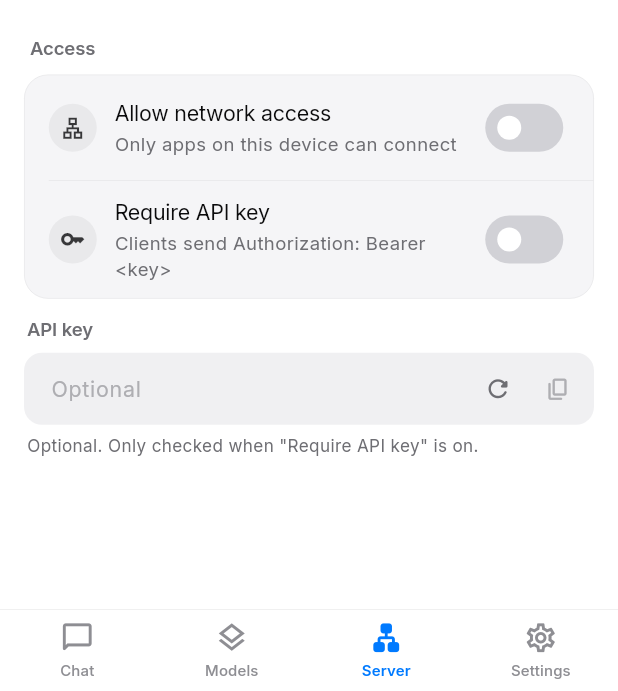
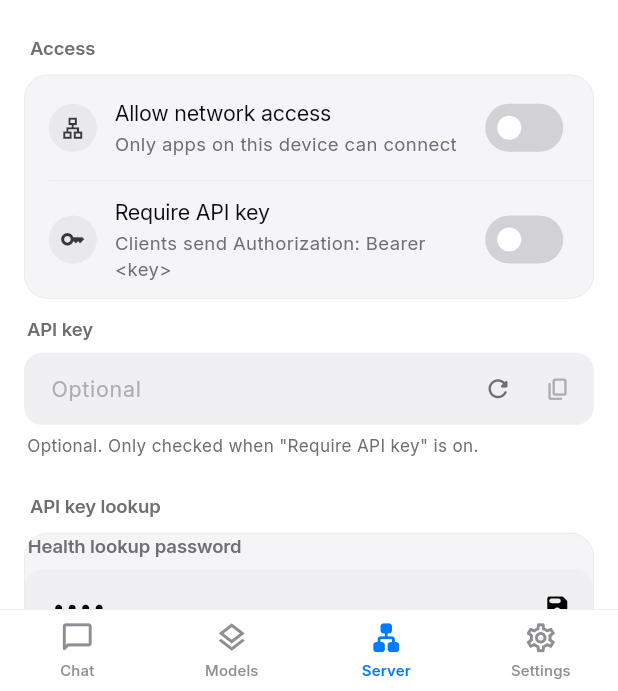
Before and after one commit to intersprit123/private-lm, a Flutter app: the screen it shows after launch, item 3 of the bottom bar chosen, on a phone screen of 412 x 824 dp, the part 545-1236 px from its top. Run offline on Flutter 3.47's test engine with Material 3 defaults, Android fonts, the phone set to English and light mode, and no system bars; our stand-ins replace device_info_plus, dio, file_picker, firebase_core, firebase_crashlytics, flutter_local_notifications and 13 more; missing offline and left inert: dart:ffi, dart:js_interop, flutter_background_service, gal, mobile_scanner, syncfusion_flutter_pdf; accounts and stored records are empty; network calls fail; statements that could not run were skipped.

Commit message:
Add server help password setting to UI

```diff
--- a/lib/views/server_view.dart
+++ b/lib/views/server_view.dart
@@ -115,6 +115,32 @@ class ServerView extends GetView<ServerController> {
                 ),
               ),
             ),
+
+            // ── Help password ──
+            const SectionHeader('API key lookup'),
+            AppGroup(children: [
+              AppField(
+                label: 'Health lookup password',
+                helper: 'Use /health?help=YOUR_PASSWORD to reveal the API key. Default: 1234.',
+                child: TextField(
+                  controller: controller.helpPasswordCtrl,
+                  onChanged: controller.onHelpPasswordEdited,
+                  onSubmitted: (_) => controller.saveSettings(),
+                  obscureText: true,
+                  autocorrect: false,
+                  enableSuggestions: false,
+                  decoration: appInputDecoration(
+                    context,
+                    hint: 'Enter lookup password',
+                    suffix: IconButton(
+                      tooltip: 'Save password',
+                      onPressed: controller.saveSettings,
+                      icon: const Icon(Icons.save_rounded, size: 18),
+                    ),
+                  ),
+                ),
+              ),
+            ]),
 
             // ── Endpoints ──
             if (isRunning) ...[
```
